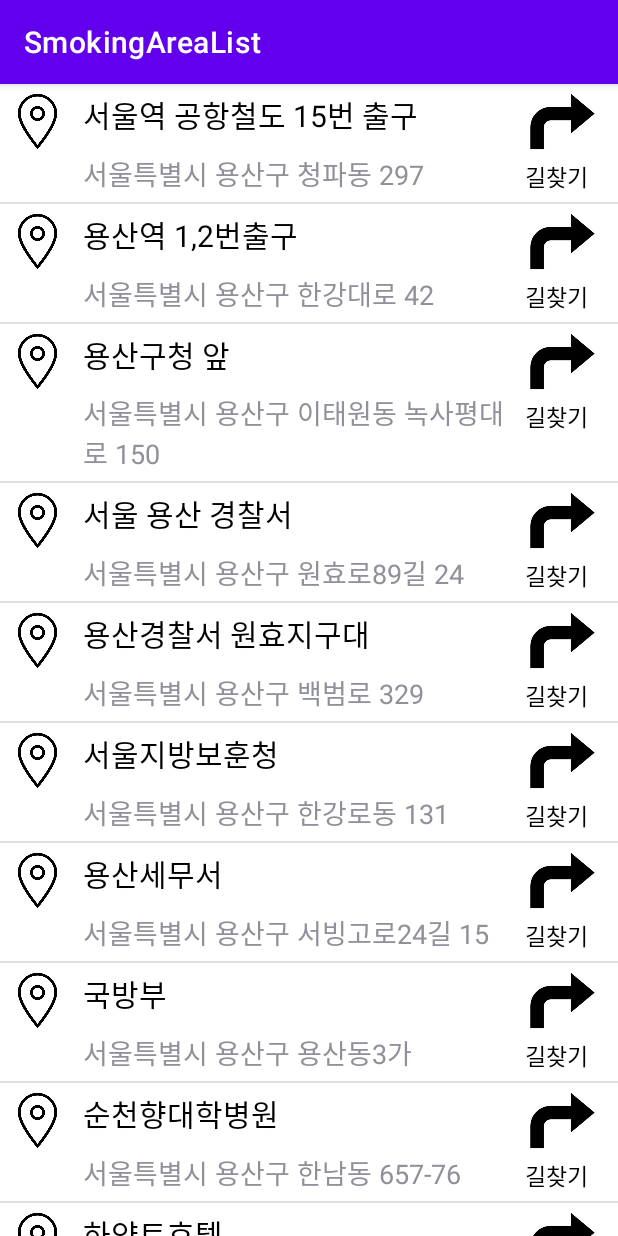
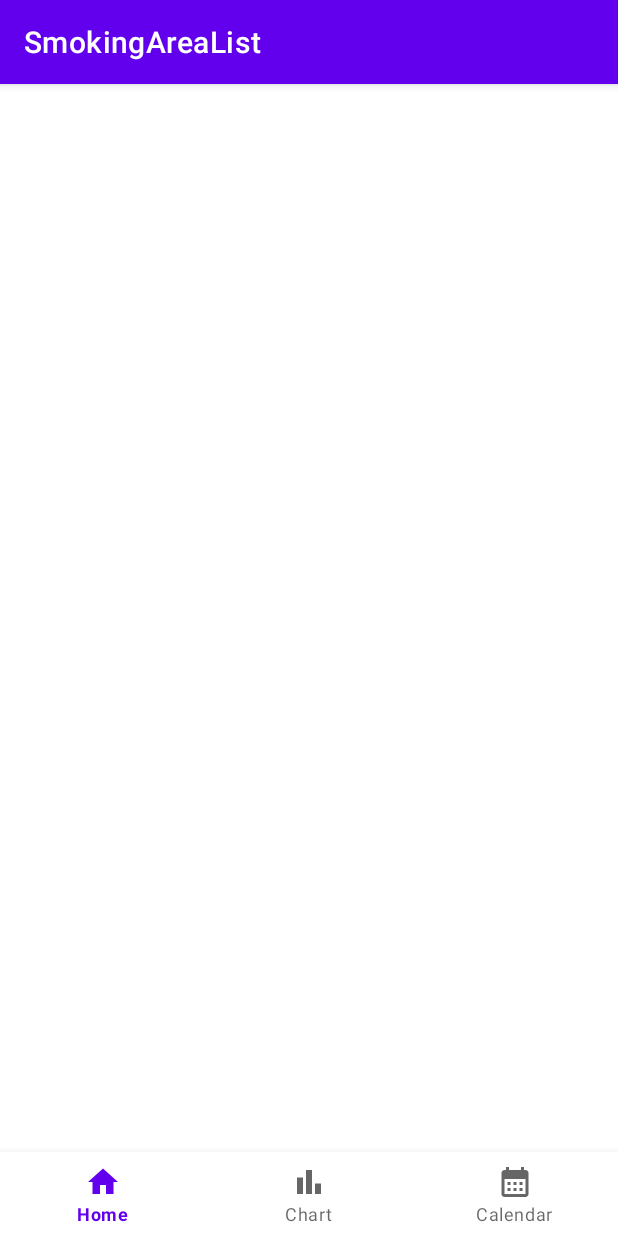
Before and after one commit to LeaKoh/SmokingArea, an Android app: the screen it shows after launch (MainActivity), on a phone screen of 412 x 824 dp. Run offline under Robolectric (Android 15) with nearby library versions, the phone set to English and light mode, and no system bars.

Commit message:
git init

```diff
--- a/app/src/main/AndroidManifest.xml
+++ b/app/src/main/AndroidManifest.xml
@@ -30,10 +30,6 @@
             android:value="AIzaSyBqAOJH1XOVHpLxhjPYldRWcwnxmzFqTZM" />
 
         <activity
-            android:name=".MapsActivity"
-            android:exported="false"
-            android:label="@string/title_activity_maps" />
-        <activity
             android:name=".MainActivity"
             android:exported="true" >
             <intent-filter>
--- a/app/src/main/java/com/example/smokingarealist/ListViewAdapter.java
+++ b/app/src/main/java/com/example/smokingarealist/ListViewAdapter.java
@@ -18,7 +18,7 @@ import java.util.List;
 public class ListViewAdapter extends BaseAdapter {
     private ArrayList<ListViewItem> listViewItemList = new ArrayList<ListViewItem>() ;
 
-    public ListViewAdapter() {
+    public ListViewAdapter(HomeFragment homeFragment, String[] strTitle, String[] strDescription, int image) {
 
     }
 
--- a/app/src/main/java/com/example/smokingarealist/MainActivity.java
+++ b/app/src/main/java/com/example/smokingarealist/MainActivity.java
@@ -1,85 +1,50 @@
 package com.example.smokingarealist;
 
 import androidx.annotation.NonNull;
-import androidx.annotation.Nullable;
 import androidx.appcompat.app.AppCompatActivity;
-import androidx.core.content.ContextCompat;
 
-import android.content.Context;
-import android.content.Intent;
-import android.media.Image;
 import android.os.Bundle;
-import android.view.LayoutInflater;
-import android.view.View;
-import android.view.ViewGroup;
-import android.widget.AdapterView;
-import android.widget.ArrayAdapter;
-import android.widget.ImageButton;
-import android.widget.ImageView;
-import android.widget.ListView;
-import android.widget.TextView;
+import android.view.MenuItem;
 
-import org.w3c.dom.Text;
+import com.google.android.material.bottomnavigation.BottomNavigationView;
+import com.google.android.material.navigation.NavigationBarView;
+
+import java.util.Calendar;
 
 public class MainActivity extends AppCompatActivity {
-    private ListView listview;
-    private ListViewAdapter adapter;
-    String strTitle[] = {"서울역 공항철도 15번 출구","용산역 1,2번출구","용산구청 앞","서울 용산 경찰서","용산경찰서 원효지구대","서울지방보훈청","용산세무서","국방부","순천향대학병원","하얏트호텔","용산 아이파크몰","동아사이언스 앞", "용산 아이피아"};
-    String strDescription[]= {"서울특별시 용산구 청파동 297","서울특별시 용산구 한강대로 42","서울특별시 용산구 이태원동 녹사평대로 150","서울특별시 용산구 원효로89길 24","서울특별시 용산구 백범로 329","서울특별시 용산구 한강로동 131","서울특별시 용산구 서빙고로24길 15","서울특별시 용산구 용산동3가","서울특별시 용산구 한남동 657-76","서울특별시 용산구 한남동 747-7","서울특별시 용산구 한강로3가 한강대로23길 55 용산역 3","서울특별시 용산구 한강로3가 3-23","서울특별시 용산구 한강로2가 2-185"};
-    int image = R.drawable.img_1;
+
+    BottomNavigationView bottomNavigationView;
+
+    HomeFragment homeFragment = new HomeFragment();
+    ChartFragment chartFragment = new ChartFragment();
+    CalendarFragment calendarFragment = new CalendarFragment();
+
 
     @Override
     protected void onCreate(Bundle savedInstanceState) {
         super.onCreate(savedInstanceState);
         setContentView(R.layout.activity_main);
 
+        bottomNavigationView = findViewById(R.id.bottom_bar);
 
-        listview = (ListView) findViewById(R.id.listview);
-        MyAdapter adapter = new MyAdapter(this, strTitle, strDescription, image);
-        listview.setAdapter(adapter);
+        bottomNavigationView.setOnItemSelectedListener(new NavigationBarView.OnItemSelectedListener() {
+            @Override
+            public boolean onNavigationItemSelected(@NonNull MenuItem item) {
+                switch (item.getItemId()) {
+                    case R.id.home:
+                        getSupportFragmentManager().beginTransaction().replace(R.id.container, homeFragment).commit();
+                        return true;
+                    case R.id.chart:
+                        getSupportFragmentManager().beginTransaction().replace(R.id.container, chartFragment).commit();
+                        return true;
+                    case R.id.calendar:
+                        getSupportFragmentManager().beginTransaction().replace(R.id.container, calendarFragment).commit();
+                        return true;
+                }
 
-        listview.setOnItemClickListener(new AdapterView.OnItemClickListener() {
-            @Override
-            public void onItemClick(AdapterView<?> parent, View view, int position, long id) {
-                Intent intent = new Intent(MainActivity.this, MapsActivity.class);
-                startActivity(intent);
-                finish();
+                return false;
+            }
 
-            }
         });
-
-}
-
-class MyAdapter extends ArrayAdapter<String>{
-    Context context;
-    String rTitle[];
-    String rDescription[];
-    int rImgs;
-
-    MyAdapter(Context con, String sTitle[], String sDescription[], int imgs){
-        super(con, R.layout.listview_item, R.id.name, sTitle);
-        this.context = con;
-        this.rTitle = sTitle;
-        this.rDescription = sDescription;
-        this.rImgs = imgs;
-    }
-
-    @NonNull
-    @Override
-    public View getView(int position, @Nullable View convertView, @NonNull ViewGroup parent){
-        LayoutInflater layoutInflater = (LayoutInflater) context.getApplicationContext().getSystemService(Context.LAYOUT_INFLATER_SERVICE);
-        View listview_item = layoutInflater.inflate(R.layout.listview_item, parent, false);
-        ImageView images = listview_item.findViewById(R.id.imageview);
-        TextView myTitle = listview_item.findViewById(R.id.name);
-        TextView myDescription = listview_item.findViewById(R.id.address);
-        ImageButton imageButton = listview_item.findViewById(R.id.imagebutton);
-
-        images.setImageResource(rImgs);
-        myTitle.setText(rTitle[position]);
-        myDescription.setText(rDescription[position]);
-
-        return listview_item;
-    }
-
     }
 }
--- /dev/null
+++ b/app/src/main/res/drawable-v24/underbar_calendar.xml
@@ -0,0 +1,5 @@
+<vector android:height="24dp" android:tint="#000000"
+    android:viewportHeight="24" android:viewportWidth="24"
+    android:width="24dp" xmlns:android="http://schemas.android.com/apk/res/android">
+    <path android:fillColor="@android:color/white" android:pathData="M19,4h-1V2h-2v2H8V2H6v2H5C3.89,4 3.01,4.9 3.01,6L3,20c0,1.1 0.89,2 2,2h14c1.1,0 2,-0.9 2,-2V6C21,4.9 20.1,4 19,4zM19,20H5V10h14V20zM9,14H7v-2h2V14zM13,14h-2v-2h2V14zM17,14h-2v-2h2V14zM9,18H7v-2h2V18zM13,18h-2v-2h2V18zM17,18h-2v-2h2V18z"/>
+</vector>
--- /dev/null
+++ b/app/src/main/res/drawable-v24/underbar_chart.xml
@@ -0,0 +1,7 @@
+<vector android:height="24dp" android:tint="#000000"
+    android:viewportHeight="24" android:viewportWidth="24"
+    android:width="24dp" xmlns:android="http://schemas.android.com/apk/res/android">
+    <path android:fillColor="@android:color/white" android:pathData="M4,9h4v11h-4z"/>
+    <path android:fillColor="@android:color/white" android:pathData="M16,13h4v7h-4z"/>
+    <path android:fillColor="@android:color/white" android:pathData="M10,4h4v16h-4z"/>
+</vector>
--- /dev/null
+++ b/app/src/main/res/drawable-v24/underbar_home.xml
@@ -0,0 +1,5 @@
+<vector android:height="24dp" android:tint="#000000"
+    android:viewportHeight="24" android:viewportWidth="24"
+    android:width="24dp" xmlns:android="http://schemas.android.com/apk/res/android">
+    <path android:fillColor="@android:color/white" android:pathData="M10,20v-6h4v6h5v-8h3L12,3 2,12h3v8z"/>
+</vector>
--- a/app/src/main/res/layout/activity_main.xml
+++ b/app/src/main/res/layout/activity_main.xml
@@ -1,14 +1,24 @@
 <?xml version="1.0" encoding="utf-8"?>
-<LinearLayout xmlns:android="http://schemas.android.com/apk/res/android"
+<RelativeLayout xmlns:android="http://schemas.android.com/apk/res/android"
     xmlns:app="http://schemas.android.com/apk/res-auto"
     xmlns:tools="http://schemas.android.com/tools"
     android:layout_width="match_parent"
     android:layout_height="match_parent"
     tools:context=".MainActivity">
 
-    <ListView
+    <FrameLayout
+        android:id="@+id/container"
         android:layout_width="match_parent"
         android:layout_height="match_parent"
-        android:id="@+id/listview"/>
+        android:layout_above="@+id/bottom_bar"
+        android:layout_marginBottom="102dp" />
 
-</LinearLayout>
+    <com.google.android.material.bottomnavigation.BottomNavigationView
+        android:id="@+id/bottom_bar"
+        android:layout_width="match_parent"
+        android:layout_height="wrap_content"
+        android:layout_alignParentBottom="true"
+        app:menu="@menu/bottom_nav_menu" />
+
+
+</RelativeLayout>
--- /dev/null
+++ b/app/src/main/res/menu/bottom_nav_menu.xml
@@ -0,0 +1,16 @@
+<?xml version="1.0" encoding="utf-8"?>
+<menu xmlns:android="http://schemas.android.com/apk/res/android">
+
+    <item android:id="@+id/home"
+        android:title="Home"
+        android:icon="@drawable/underbar_home"/>
+
+    <item android:id="@+id/chart"
+        android:title="Chart"
+        android:icon="@drawable/underbar_chart"/>
+
+    <item android:id="@+id/calendar"
+        android:title="Calendar"
+        android:icon="@drawable/underbar_calendar"/>
+
+</menu>
```
Also changed, not shown: app/src/main/java/com/example/smokingarealist/MapsActivity.java (deleted, +0 -55 lines), app/src/main/res/layout/activity_maps.xml (deleted, +0 -9 lines), app/src/main/res/layout/fragment_calendar.xml (added, +56 -0 lines), app/src/main/res/layout/fragment_chart.xml (added, +14 -0 lines), app/src/main/res/layout/fragment_home.xml (added, +14 -0 lines).
